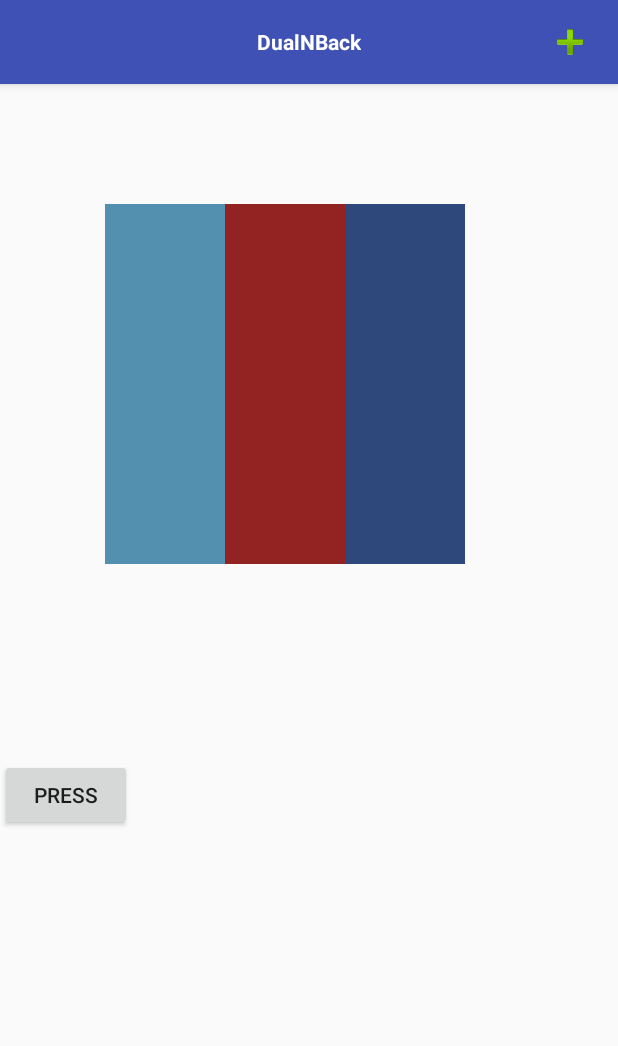
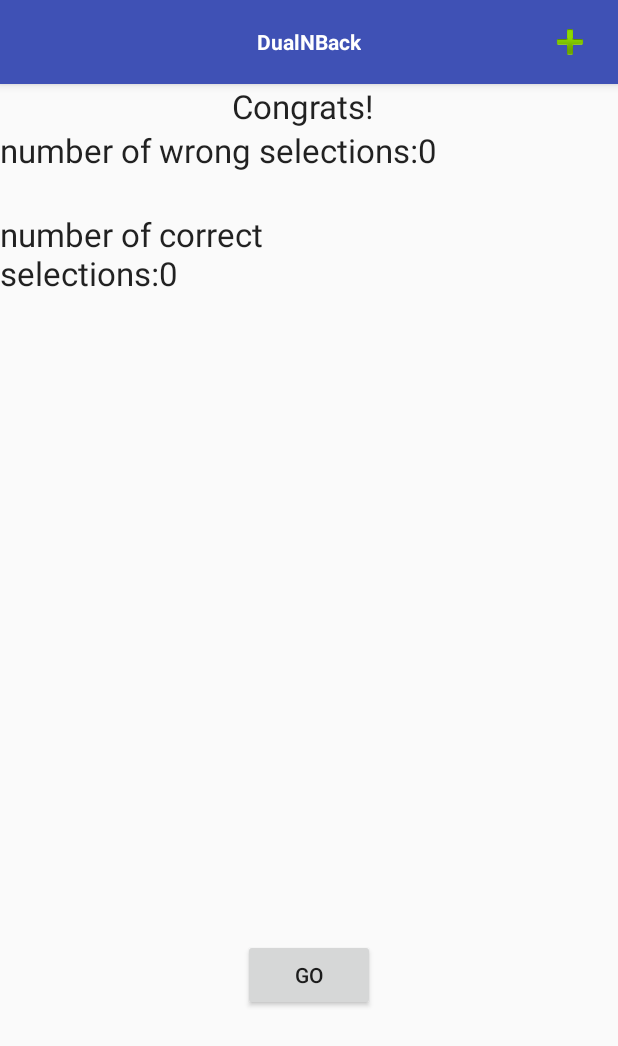
Before and after one commit to JavierMarte/DualNBackNoSound, an Android app: the fragment ReportFrag placed in its activity, on a phone screen of 412 x 824 dp. Shown: the top 1046 px of the screen. Run offline under Robolectric (Android 15) with nearby library versions, the phone set to English and light mode, and no system bars; 3 statements that could not run were skipped.

Commit message:
made upgrade to report and gameFrag

```diff
--- a/app/src/main/java/com/example/kaiso/dualnbacknosound/Fragments/GameFrag.java
+++ b/app/src/main/java/com/example/kaiso/dualnbacknosound/Fragments/GameFrag.java
@@ -120,9 +120,16 @@ public class GameFrag extends Fragment implements View.OnClickListener{
                 }
             }
 
-            if(i > (10 + level)){
+            if(i > (15 + level)){
 
                // productFragment.setArguments(bundle);
+
+                Bundle bundle = new Bundle();
+                bundle.putInt("correct", correct);
+                bundle.putInt("wrong", wrong);
+                bundle.putInt("level", level);
+
+                reportFragment.setArguments(bundle);
 
                 FragmentTransaction transaction = getFragmentManager().beginTransaction();
                 transaction.addToBackStack(null);
@@ -156,6 +163,16 @@ public class GameFrag extends Fragment implements View.OnClickListener{
         title.setText("DualNBack");
         calc = new ArrayList();
         mediaPlayer = MediaPlayer.create(getActivity(), R.raw.clicksound);
+
+        Bundle bundle = this.getArguments();
+        try {
+            level = bundle.getInt("level");
+        }catch(Exception e){
+
+            level = 1;
+        }
+
+
        // final MediaPlayer mBob = MediaPlayer.create(getActivity(), R.raw.clicksound);
         //mBob.start();
 //        mBob.setOnPreparedListener(new MediaPlayer.OnPreparedListener() {
@@ -249,6 +266,10 @@ public class GameFrag extends Fragment implements View.OnClickListener{
         eight.setOnClickListener(this);
         nine.setOnClickListener(this);
         button.setOnClickListener(this);
+
+        TextView levelPrompt = (TextView) view.findViewById(R.id.level);
+        levelPrompt.setText("level:" + level);
+
         return view;
 
     }
--- a/app/src/main/java/com/example/kaiso/dualnbacknosound/Fragments/ReportFrag.java
+++ b/app/src/main/java/com/example/kaiso/dualnbacknosound/Fragments/ReportFrag.java
@@ -1,12 +1,16 @@
 package com.example.kaiso.dualnbacknosound.Fragments;
 
 import android.app.Fragment;
+import android.app.FragmentTransaction;
 import android.os.Bundle;
 import android.support.v7.app.ActionBar;
 import android.support.v7.app.AppCompatActivity;
+import android.util.Log;
 import android.view.LayoutInflater;
 import android.view.View;
 import android.view.ViewGroup;
+import android.widget.Button;
+import android.widget.EditText;
 import android.widget.TextView;
 
 import com.example.kaiso.dualnbacknosound.R;
@@ -15,6 +19,14 @@ import com.example.kaiso.dualnbacknosound.R;
  * Created by kaiso on 12/26/2016.
  */
 public class ReportFrag extends Fragment{
+    int level;
+    GameFrag gameFragment;
+
+
+
+//    public ReportFrag() {
+//        gameFragment = new GameFrag();
+//    }
 
     @Override
     public View onCreateView(LayoutInflater inflater, ViewGroup container,
@@ -28,7 +40,42 @@ public class ReportFrag extends Fragment{
         actionBar.setDisplayShowCustomEnabled(true);
         title.setText("DualNBack");
 
-        View view = inflater.inflate(R.layout.squares, container, false);
+        View view = inflater.inflate(R.layout.reportlayout, container, false);
+        gameFragment = new GameFrag();
+        Bundle bundle = this.getArguments();
+        int correct = bundle.getInt("correct");
+        int wrong = bundle.getInt("wrong");
+        level = bundle.getInt("level");
+
+        TextView correctPrompt = (TextView) view.findViewById(R.id.correctPro);
+        TextView wrongPrompt = (TextView) view.findViewById(R.id.wrongPro);
+        wrongPrompt.setText("number of wrong selections:" + wrong);
+        correctPrompt.setText("number of correct selections:" + correct);
+        Log.d("Test2", "xxxxxxx correct:" + correct + "wrong:" + wrong );
+
+        Button nextGame = (Button) view.findViewById(R.id.nextpage);
+        level++;
+
+        nextGame.setOnClickListener(new View.OnClickListener()
+        {
+            @Override
+            public void onClick(View view)
+            {
+
+                Bundle bundle = new Bundle();
+                bundle.putInt("level", level);
+
+
+                gameFragment.setArguments(bundle);
+
+                FragmentTransaction transaction = getFragmentManager().beginTransaction();
+                transaction.addToBackStack(null);
+                transaction.replace(R.id.frameLayout, gameFragment);
+                transaction.commit();
+
+            }
+        }
+        );
 
         return view;
     }
--- a/app/src/main/res/layout/reportlayout.xml
+++ b/app/src/main/res/layout/reportlayout.xml
@@ -1,5 +1,5 @@
 <?xml version="1.0" encoding="utf-8"?>
-<LinearLayout xmlns:android="http://schemas.android.com/apk/res/android"
+<RelativeLayout xmlns:android="http://schemas.android.com/apk/res/android"
     android:orientation="vertical" android:layout_width="match_parent"
     android:layout_height="match_parent">
 
@@ -7,14 +7,38 @@
         android:layout_width="wrap_content"
         android:layout_height="wrap_content"
         android:textAppearance="?android:attr/textAppearanceLarge"
-        android:text="number of wrong selections:"
-        android:id="@+id/textView" />
+        android:text="Congrats!"
+        android:id="@+id/textView3"
+        android:layout_alignParentTop="true"
+        android:layout_alignEnd="@+id/nextpage" />
 
     <TextView
         android:layout_width="wrap_content"
         android:layout_height="wrap_content"
         android:textAppearance="?android:attr/textAppearanceLarge"
-        android:text="number of correct selections"
-        android:id="@+id/textView2" />
+        android:text="number of wrong selections:"
+        android:id="@+id/wrongPro"
+        android:layout_below="@+id/textView3"
+        android:layout_alignParentStart="true" />
 
-</LinearLayout>
+    <TextView
+        android:layout_width="wrap_content"
+        android:layout_height="wrap_content"
+        android:textAppearance="?android:attr/textAppearanceLarge"
+        android:text="number of correct selections:"
+        android:id="@+id/correctPro"
+        android:layout_below="@+id/textView3"
+        android:layout_alignEnd="@+id/wrongPro"
+        android:layout_marginTop="56dp" />
+
+    <Button
+        android:layout_width="wrap_content"
+        android:layout_height="wrap_content"
+        android:text="go"
+        android:id="@+id/nextpage"
+        android:layout_gravity="center_horizontal"
+        android:layout_alignParentBottom="true"
+        android:layout_centerHorizontal="true"
+        android:layout_marginBottom="150dp" />
+
+</RelativeLayout>
```
Also changed, not shown: app/src/main/res/layout/squares.xml (+10 -1 lines).
